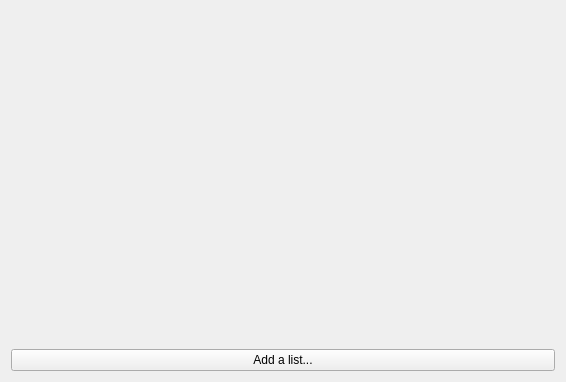
This is board.ui in Tunous/KanaNotes as Qt 5 draws it before an edit. The edited form follows.
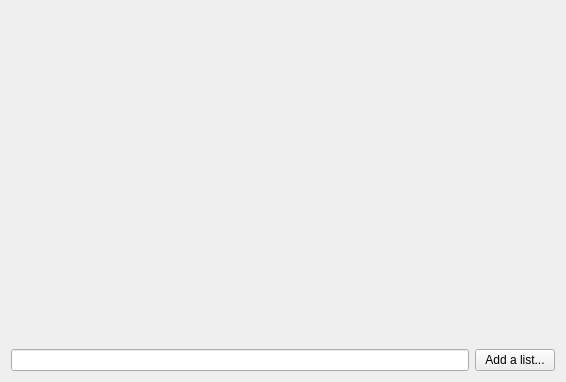
This is the edited form.

Commit message: Do not allow creating un-named lists

```diff
--- a/board.ui
+++ b/board.ui
@@ -52,6 +52,11 @@
     </widget>
    </item>
    <item>
+    <layout class="QHBoxLayout" name="horizontalLayout_2">
+     <item>
+      <widget class="QLineEdit" name="addListInput"/>
+     </item>
+     <item>
     <widget class="QPushButton" name="addListButton">
      <property name="minimumSize">
       <size>
@@ -71,6 +76,8 @@
     </widget>
    </item>
   </layout>
+   </item>
+  </layout>
  </widget>
  <resources/>
  <connections/>
```
Left out of the diff: 21 changed lines with no effect on the pictures. Lines whose indentation alone changed are shown as unchanged. The commit also changes 2 other files.
